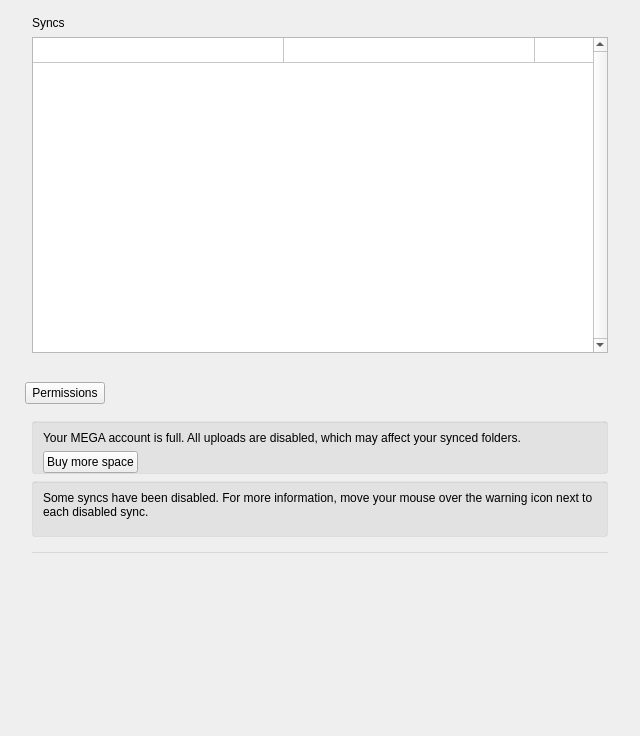
Qt form src/MEGASync/gui/macx/SettingsDialog.ui (meganz/MEGAsync) before a commit.
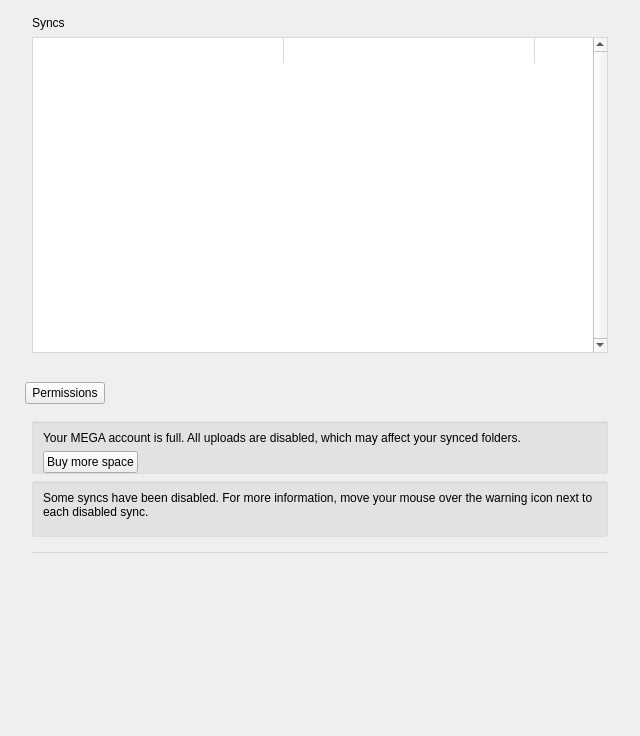
The same form after that commit. Icons and pictures are not drawn. Custom widgets are drawn as their Qt base class.

Commit message: Style table sync for macOS

What changed in the file:
```diff
--- a/src/MEGASync/gui/macx/SettingsDialog.ui
+++ b/src/MEGASync/gui/macx/SettingsDialog.ui
@@ -178,16 +178,39 @@
 }
 
 /*Syncs pane css props*/
+#tSyncs
+{
+border: 1px solid #D8D8D8;
+}
+
+#wSyncsTable QHeaderView::section
+{
+    border-style: none;
+    background: #F0F0F0;
+}
+
 #wSyncsTable QHeaderView::section:horizontal
 {
-padding-left: 10px;
+    border-right: 1px solid #D8D8D8;
+    padding-left: 10px;
+}
+
+#wSyncsTable QTableView
+{
+    background: white;
+}
+#wSyncsTable QTableView::item
+{
+    border-right: 1px solid #D8D8D8;
 }
 
 #wSyncsTable QTableWidget::item:selected
 {
-  background-color: rgba(0,122,254,0.8);
+    	background-color: rgba(0,120,215,0.8);
+    border-right: 1px solid #2b8bd7;
 }
 
+
 #tSyncs QMenu
 {
 background-color: white;
@@ -2330,6 +2353,12 @@
                <property name="enabled">
                 <bool>true</bool>
                </property>
+               <property name="sizePolicy">
+                <sizepolicy hsizetype="MinimumExpanding" vsizetype="Expanding">
+                 <horstretch>0</horstretch>
+                 <verstretch>0</verstretch>
+                </sizepolicy>
+               </property>
                <property name="minimumSize">
                 <size>
                  <width>0</width>
@@ -2343,7 +2372,7 @@
                 <string notr="true"/>
                </property>
                <property name="frameShape">
-                <enum>QFrame::StyledPanel</enum>
+                <enum>QFrame::NoFrame</enum>
                </property>
                <property name="verticalScrollBarPolicy">
                 <enum>Qt::ScrollBarAlwaysOn</enum>
@@ -2373,7 +2402,7 @@
                 <enum>QAbstractItemView::ScrollPerPixel</enum>
                </property>
                <property name="showGrid">
-                <bool>true</bool>
+                <bool>false</bool>
                </property>
                <property name="sortingEnabled">
                 <bool>true</bool>
@@ -2394,7 +2423,7 @@
                 <bool>true</bool>
                </attribute>
                <attribute name="horizontalHeaderMinimumSectionSize">
-                <number>29</number>
+                <number>32</number>
                </attribute>
                <attribute name="horizontalHeaderDefaultSectionSize">
                 <number>251</number>
```
